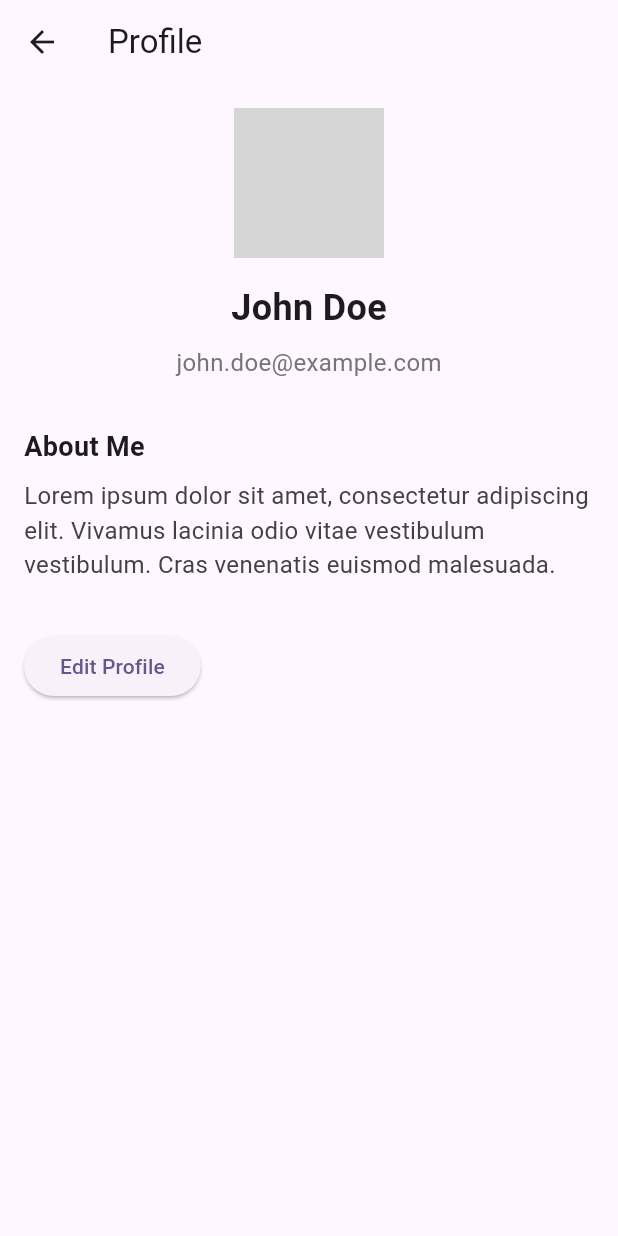
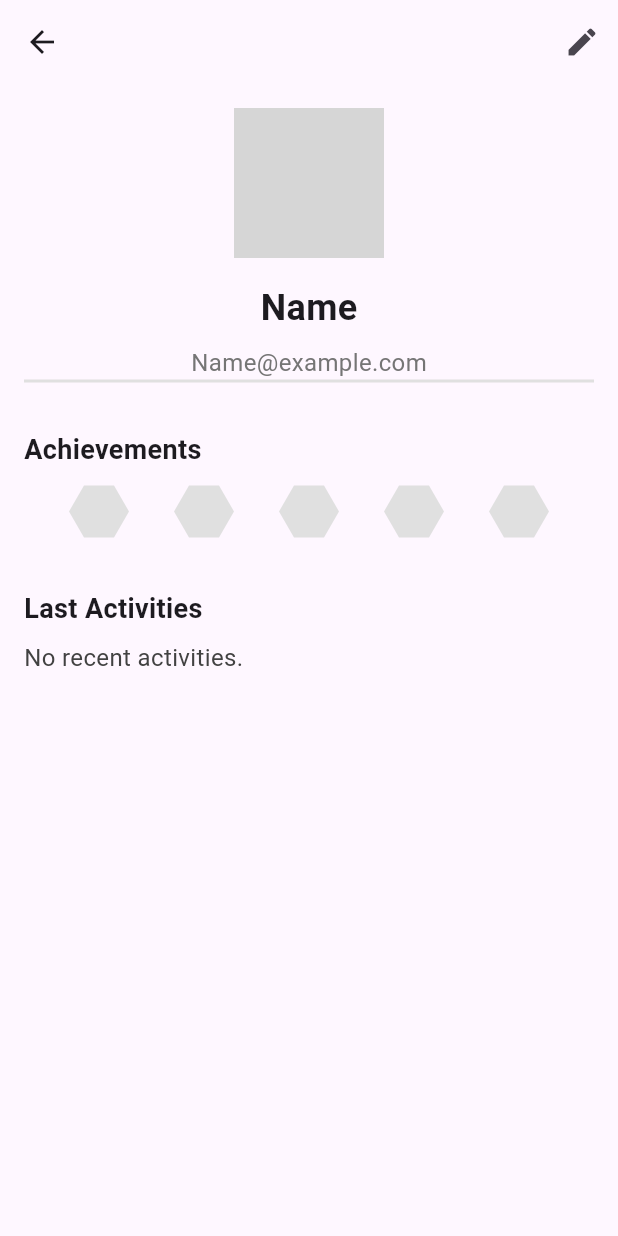
Before and after one commit to Walapalam/VisuaLit, a Flutter app: the ProfilePage screen opened directly, on a phone screen of 412 x 824 dp. Run offline on Flutter 3.47's test engine with Material 3 defaults, Android fonts, the phone set to English and light mode, and no system bars; our stand-ins replace audioplayers, file_picker, flutter_html, flutter_screenutil, flutter_speed_dial, flutter_tts and 1 more; missing offline and left inert: epubx, screen_brightness; grey boxes are pictures that could not be loaded.

Commit message:
Modified profile UI

```diff
--- a/visualit_app/lib/views/profile_screen.dart
+++ b/visualit_app/lib/views/profile_screen.dart
@@ -1,4 +1,5 @@
 import 'package:flutter/material.dart';
+import 'dart:math' as math;
 
 class ProfilePage extends StatelessWidget {
   const ProfilePage({super.key});
@@ -7,7 +8,16 @@ class ProfilePage extends StatelessWidget {
   Widget build(BuildContext context) {
     return Scaffold(
       appBar: AppBar(
-        title: const Text('Profile'),
+        actions: [
+          IconButton(
+            icon: const Icon(Icons.edit),
+            onPressed: () {
+              // Handle edit profile button press
+            },
+          ),
+        ],
+        backgroundColor: Colors.transparent,
+        elevation: 0,
       ),
       body: Padding(
         padding: const EdgeInsets.all(16.0),
@@ -15,15 +25,45 @@ class ProfilePage extends StatelessWidget {
           crossAxisAlignment: CrossAxisAlignment.start,
           children: [
             Center(
-              child: CircleAvatar(
+              child: Stack(
+                children: [
+                  CircleAvatar(
                     radius: 50,
                     backgroundImage: AssetImage('assets/profile_picture.png'), // Replace with your image asset
                   ),
+                  Positioned(
+                    bottom: 0,
+                    right: 0,
+                    child: Container(
+                      decoration: BoxDecoration(
+                        color: Colors.white,
+                        shape: BoxShape.circle,
+                      ),
+                      child: Icon(
+                        Icons.camera_alt,
+                        size: 20,
+                        color: Colors.grey[700],
+                      ),
+                    ),
+                  ),
+                ],
+              ),
             ),
             const SizedBox(height: 16),
+            Container(
+              decoration: BoxDecoration(
+                border: Border(
+                  bottom: BorderSide(
+                    color: Colors.grey[300]!,
+                    width: 2,
+                  ),
+                ),
+              ),
+              child: Column(
+                children: [
                   Center(
                     child: Text(
-                'John Doe',
+                      'Name',
                       style: TextStyle(
                         fontSize: 24,
                         fontWeight: FontWeight.bold,
@@ -33,35 +73,50 @@ class ProfilePage extends StatelessWidget {
                   const SizedBox(height: 8),
                   Center(
                     child: Text(
-                'john.doe@example.com',
+                      'Name@example.com',
                       style: TextStyle(
                         fontSize: 16,
                         color: Colors.grey[600],
                       ),
                     ),
                   ),
+                ],
+              ),
+            ),
             const SizedBox(height: 32),
             Text(
-              'About Me',
+              'Achievements',
               style: TextStyle(
                 fontSize: 18,
                 fontWeight: FontWeight.bold,
               ),
             ),
             const SizedBox(height: 8),
+            Row(
+              mainAxisAlignment: MainAxisAlignment.spaceEvenly,
+              children: List.generate(5, (index) {
+                return CustomPaint(
+                  size: Size(40, 40),
+                  painter: HexagonPainter(),
+                );
+              }),
+            ),
+            const SizedBox(height: 32),
             Text(
-              'Lorem ipsum dolor sit amet, consectetur adipiscing elit. Vivamus lacinia odio vitae vestibulum vestibulum. Cras venenatis euismod malesuada.',
+              'Last Activities',
+              style: TextStyle(
+                fontSize: 18,
+                fontWeight: FontWeight.bold,
+              ),
+            ),
+            const SizedBox(height: 8),
+            // Add your last activities widget here
+            Text(
+              'No recent activities.',
               style: TextStyle(
                 fontSize: 16,
                 color: Colors.grey[800],
               ),
-            ),
-            const SizedBox(height: 32),
-            ElevatedButton(
-              onPressed: () {
-                // Handle edit profile button press
-              },
-              child: const Text('Edit Profile'),
             ),
           ],
         ),
@@ -69,3 +124,33 @@ class ProfilePage extends StatelessWidget {
     );
   }
 }
+
+class HexagonPainter extends CustomPainter {
+  @override
+  void paint(Canvas canvas, Size size) {
+    final paint = Paint()
+      ..color = Colors.grey[300]!
+      ..style = PaintingStyle.fill;
+
+    final path = Path();
+    final angle = (2 * 3.141592653589793) / 6;
+    final radius = size.width / 2;
+
+    for (int i = 0; i < 6; i++) {
+      final x = radius * (1 + math.cos(i * angle));
+      final y = radius * (1 + math.sin(i * angle));
+      if (i == 0) {
+        path.moveTo(x, y);
+      } else {
+        path.lineTo(x, y);
+      }
+    }
+    path.close();
+    canvas.drawPath(path, paint);
+  }
+
+  @override
+  bool shouldRepaint(CustomPainter oldDelegate) {
+    return false;
+  }
+}
```
Lines whose indentation alone changed are shown as unchanged.
